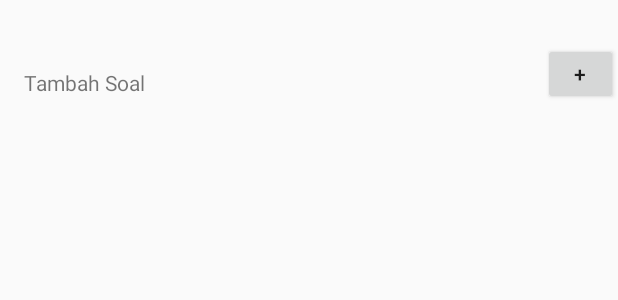
After one commit to MalangDeveloper/QuisTime, an Android app: the layout activity_soal.xml on its own in the app's theme, with its tools: preview values and no code run, on a phone screen of 412 x 824 dp. The commit adds this screen. Shown: the top 300 px of the screen. Run offline under Robolectric (Android 15) with nearby library versions, the phone set to English and light mode, and no system bars.

Commit message:
Membuat tampilan Soal, Tambah Soal, dan memperbaiki struktur firebase

```diff
--- a/app/src/main/AndroidManifest.xml
+++ b/app/src/main/AndroidManifest.xml
@@ -9,7 +9,9 @@
         android:roundIcon="@mipmap/ic_launcher_round"
         android:supportsRtl="true"
         android:theme="@style/AppTheme">
-        <activity android:name=".Menu.TambahMatkulActivity"></activity>
+        <activity android:name=".Menu.TambahSoalActivity"></activity>
+        <activity android:name=".Menu.SoalActivity" />
+        <activity android:name=".Menu.TambahMatkulActivity" />
         <activity android:name=".Menu.MatkulActivity" />
         <activity android:name=".Menu.SigninActivity" />
         <activity android:name=".Menu.LoginDosenActivity" />
--- a/app/src/main/java/com/example/quistime/Adapter/MatkulDosenAdapter.java
+++ b/app/src/main/java/com/example/quistime/Adapter/MatkulDosenAdapter.java
@@ -11,6 +11,7 @@ import androidx.annotation.NonNull;
 import androidx.recyclerview.widget.RecyclerView;
 
 import com.example.quistime.MainActivity;
+import com.example.quistime.Menu.SoalActivity;
 import com.example.quistime.Models.Matkul;
 import com.example.quistime.R;
 
@@ -51,7 +52,7 @@ public class MatkulDosenAdapter extends RecyclerView.Adapter<MatkulDosenAdapter.
             public void onClick(View view) {
                 Matkul m = new Matkul(nama, code, tanggal);
                 Context context = view.getContext();
-                Intent intent = new Intent(context, MainActivity.class);
+                Intent intent = new Intent(context, SoalActivity.class);
                 intent.putExtra(MATKUL, m);
                 context.startActivity(intent);
             }
--- a/app/src/main/res/layout/activity_login_dosen.xml
+++ b/app/src/main/res/layout/activity_login_dosen.xml
@@ -83,7 +83,7 @@
         app:layout_constraintStart_toStartOf="parent" />
 
     <Button
-        android:id="@+id/btnTambah"
+        android:id="@+id/btnTambahSoal"
         android:layout_width="wrap_content"
         android:layout_height="wrap_content"
         android:text="Tambah"
--- /dev/null
+++ b/app/src/main/res/layout/activity_soal.xml
@@ -0,0 +1,45 @@
+<?xml version="1.0" encoding="utf-8"?>
+<androidx.constraintlayout.widget.ConstraintLayout xmlns:android="http://schemas.android.com/apk/res/android"
+    xmlns:app="http://schemas.android.com/apk/res-auto"
+    xmlns:tools="http://schemas.android.com/tools"
+    android:layout_width="match_parent"
+    android:layout_height="match_parent"
+    tools:context=".Menu.SoalActivity">
+
+    <TextView
+        android:id="@+id/textView8"
+        android:layout_width="wrap_content"
+        android:layout_height="wrap_content"
+        android:layout_marginStart="16dp"
+        android:layout_marginTop="28dp"
+        android:text="Tambah Soal"
+        app:layout_constraintBottom_toTopOf="@+id/guideline2"
+        app:layout_constraintStart_toStartOf="parent"
+        app:layout_constraintTop_toTopOf="parent" />
+
+    <Button
+        android:id="@+id/btnTambahSoal"
+        android:layout_width="50dp"
+        android:layout_height="41dp"
+        android:layout_marginTop="16dp"
+        android:text="+"
+        app:layout_constraintBottom_toTopOf="@+id/guideline2"
+        app:layout_constraintEnd_toEndOf="parent"
+        app:layout_constraintTop_toTopOf="parent" />
+
+    <androidx.constraintlayout.widget.Guideline
+        android:id="@+id/guideline2"
+        android:layout_width="wrap_content"
+        android:layout_height="wrap_content"
+        android:orientation="horizontal"
+        app:layout_constraintGuide_begin="82dp" />
+
+    <androidx.recyclerview.widget.RecyclerView
+        android:id="@+id/rvSoal"
+        android:layout_width="match_parent"
+        android:layout_height="wrap_content"
+        app:layout_constraintEnd_toEndOf="parent"
+        app:layout_constraintHorizontal_bias="0.0"
+        app:layout_constraintStart_toStartOf="parent"
+        app:layout_constraintTop_toTopOf="@+id/guideline2" />
+</androidx.constraintlayout.widget.ConstraintLayout>
```
Also changed, not shown: app/src/main/java/com/example/quistime/MainActivity.java (+4 -3 lines), app/src/main/java/com/example/quistime/Menu/LoginDosenActivity.java (+1 -11 lines), app/src/main/java/com/example/quistime/Menu/MatkulActivity.java (+1 -10 lines), app/src/main/java/com/example/quistime/Menu/SigninActivity.java (+5 -4 lines), app/src/main/java/com/example/quistime/Menu/SoalActivity.java (added, +38 -0 lines), app/src/main/java/com/example/quistime/Menu/TambahMatkulActivity.java (+2 -9 lines), app/src/main/java/com/example/quistime/Menu/TambahSoalActivity.java (added, +16 -0 lines), app/src/main/java/com/example/quistime/Models/Login.java (+17 -1 lines), app/src/main/res/layout/activity_signin.xml (+10 -1 lines), app/src/main/res/layout/activity_tambah_soal.xml (added, +83 -0 lines), app/src/main/res/layout/listsoal.xml (added, +78 -0 lines), app/src/main/res/values/strings.xml (+8 -0 lines).
